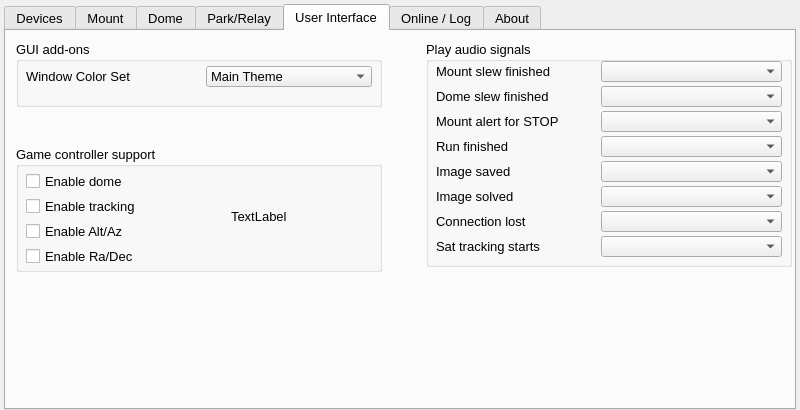
This is src_add/widgets/setting.ui in mworion/MountWizzard4 as Qt 5 draws it before an edit. The edited form follows.
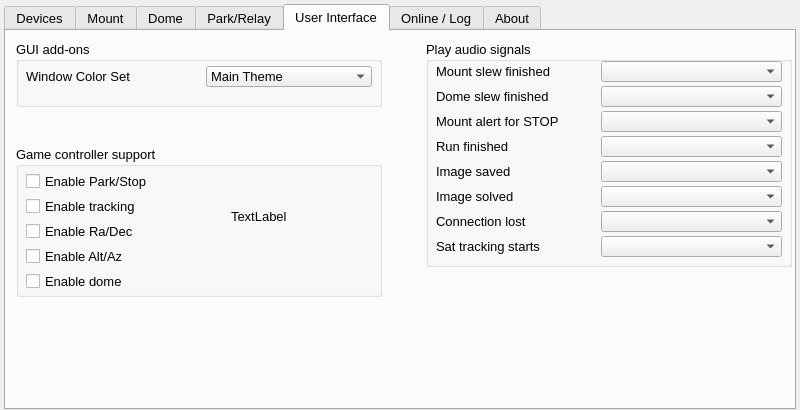
This is the edited form. The open tabs and pages were chosen to show the change.

Diff of the .ui file:
```diff
--- a/src_add/widgets/setting.ui
+++ b/src_add/widgets/setting.ui
@@ -6248,7 +6248,7 @@
          <x>10</x>
          <y>115</y>
          <width>366</width>
-         <height>126</height>
+         <height>151</height>
         </rect>
        </property>
        <property name="toolTip">
@@ -6283,7 +6283,7 @@
         <property name="geometry">
          <rect>
           <x>10</x>
-          <y>25</y>
+          <y>125</y>
           <width>141</width>
           <height>21</height>
          </rect>
@@ -6321,7 +6321,7 @@
         <property name="geometry">
          <rect>
           <x>10</x>
-          <y>75</y>
+          <y>100</y>
           <width>141</width>
           <height>21</height>
          </rect>
@@ -6340,7 +6340,7 @@
         <property name="geometry">
          <rect>
           <x>10</x>
-          <y>100</y>
+          <y>75</y>
           <width>141</width>
           <height>21</height>
          </rect>
@@ -6352,6 +6352,25 @@
          <string>Enable Ra/Dec</string>
         </property>
        </widget>
+       <widget class="QCheckBox" name="hidParkStop">
+        <property name="enabled">
+         <bool>true</bool>
+        </property>
+        <property name="geometry">
+         <rect>
+          <x>10</x>
+          <y>25</y>
+          <width>141</width>
+          <height>21</height>
+         </rect>
+        </property>
+        <property name="toolTip">
+         <string>&lt;html&gt;&lt;head/&gt;&lt;body&gt;&lt;p&gt;If selected, the list only shows satellites which were lit be sun.&lt;/p&gt;&lt;/body&gt;&lt;/html&gt;</string>
+        </property>
+        <property name="text">
+         <string>Enable Park/Stop</string>
+        </property>
+       </widget>
       </widget>
       <widget class="QGroupBox" name="AudioGroup">
        <property name="geometry">
```
Left out of the diff: 2 changed lines with no effect on the pictures.
